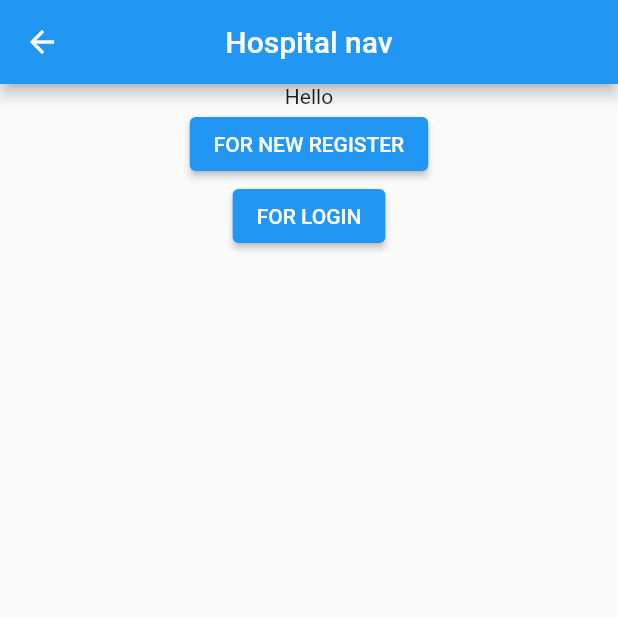
After one commit to adi-25704/Flutter, a Flutter app: the screen it shows after launch, after a tap on "FOR HOSPITAL", on a phone screen of 412 x 824 dp, the top half of it. The commit adds this screen. Run offline on Flutter 3.47's test engine with Material 2 defaults, Android fonts, the phone set to English and light mode, and no system bars; our stand-ins replace firebase_auth, firebase_core; missing offline and left inert: dart:js_interop; accounts and stored records are empty.

Commit message:
newfiles_pages

```diff
--- /dev/null
+++ b/project/lib/h_login.dart
@@ -0,0 +1,21 @@
+import 'package:flutter/material.dart';
+
+class H_login extends StatelessWidget{
+  @override
+  Widget build(BuildContext context) {
+    return Scaffold(
+      appBar: AppBar(
+        centerTitle: true,
+        title: Text("login"),
+      ),
+      body: Center(
+        child: ElevatedButton(
+          onPressed: () {
+            Navigator.pop(context);
+          },
+          child: Text("go back"),
+        ),
+      ),
+    );
+  }
+}
--- /dev/null
+++ b/project/lib/h_register.dart
@@ -0,0 +1,21 @@
+import 'package:flutter/material.dart';
+
+class H_register extends StatelessWidget{
+  @override
+  Widget build(BuildContext context) {
+    return Scaffold(
+      appBar: AppBar(
+        centerTitle: true,
+        title: Text("register"),
+      ),
+      body: Center(
+        child: ElevatedButton(
+          onPressed: () {
+            Navigator.pop(context);
+          },
+          child: Text("go back"),
+        ),
+      ),
+    );
+  }
+}
--- /dev/null
+++ b/project/lib/homepage.dart
@@ -0,0 +1,32 @@
+import 'package:flutter/material.dart';
+import 'hospital.dart';
+import 'patient.dart';
+
+class Homepage extends StatelessWidget{
+  @override
+  Widget build(BuildContext context) {
+    return Scaffold(
+      appBar: AppBar(
+        centerTitle: true,
+        title: Text("homepage"),
+      ),
+      body: Center(
+        child: Column(
+          children: [
+          Text("HELLO"),
+          ElevatedButton(
+            onPressed: () {
+              Navigator.push(context, MaterialPageRoute(builder: (context) => Hospital()));
+              },
+              child: Text('FOR HOSPITAL')),
+          ElevatedButton(
+            onPressed: () {
+              Navigator.push(context, MaterialPageRoute(builder: (context) => Patient()));
+              },
+              child: Text('FOR PATIENTS')),
+        ],),
+
+      ),
+    );
+  }
+}
--- /dev/null
+++ b/project/lib/hospital.dart
@@ -0,0 +1,32 @@
+import 'package:flutter/material.dart';
+import 'h_login.dart';
+import 'h_register.dart';
+
+class Hospital extends StatelessWidget{
+  @override
+  Widget build(BuildContext context){
+    return Scaffold(
+      appBar: AppBar(
+        centerTitle: true,
+        title: const  Text("Hospital nav"),
+      ),
+      body: Center(
+        child: Column(
+          children: [
+          const Text("Hello"),
+          ElevatedButton(
+            onPressed: () {
+              Navigator.push(context, MaterialPageRoute(builder: (context) => H_register()));
+              },
+              child: Text('FOR NEW REGISTER')),
+          ElevatedButton(
+            onPressed: () {
+              Navigator.push(context, MaterialPageRoute(builder: (context) => H_login()));
+              },
+              child: Text('FOR LOGIN')),
+        ],),
+
+      ),
+    );
+  }
+}
```
Also changed, not shown: project/lib/main.dart (+25 -135 lines), project/lib/patient.dart (added, +21 -0 lines), project/lib/tempCodeRunnerFile.dart (added, +19 -0 lines), 1 other file.
